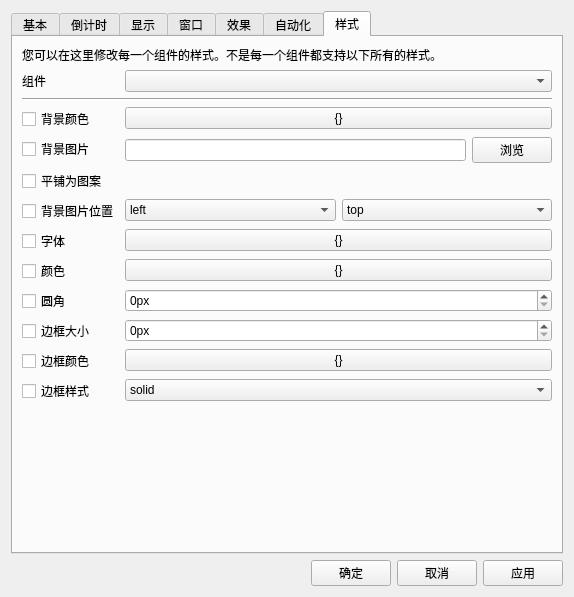
First picture: the form in UISource/profile_config_ui.ui, repository HelloWRC/W-DesktopCountdown, before the edit.
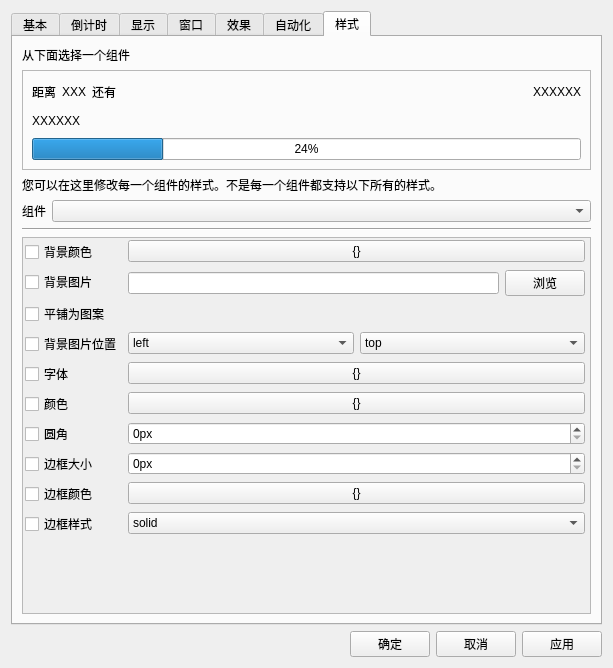
Second picture: the form after the edit. The open tabs and pages were chosen to show the change. Icons and pictures are not drawn.

Commit message: 优化样式界面

Patch:
```diff
--- a/UISource/profile_config_ui.ui
+++ b/UISource/profile_config_ui.ui
@@ -9,8 +9,8 @@
    <rect>
     <x>0</x>
     <y>0</y>
-    <width>574</width>
-    <height>597</height>
+    <width>613</width>
+    <height>668</height>
    </rect>
   </property>
   <property name="windowTitle">
@@ -524,28 +524,162 @@
        <string>样式</string>
       </attribute>
       <layout class="QFormLayout" name="formLayout_2">
-       <item row="0" column="0" colspan="2">
+       <item row="1" column="0" colspan="2">
+        <widget class="QLabel" name="label_5">
+         <property name="text">
+          <string>从下面选择一个组件</string>
+         </property>
+        </widget>
+       </item>
+       <item row="2" column="0" colspan="2">
+        <widget class="QFrame" name="style_preview">
+         <property name="minimumSize">
+          <size>
+           <width>0</width>
+           <height>100</height>
+          </size>
+         </property>
+         <property name="frameShape">
+          <enum>QFrame::StyledPanel</enum>
+         </property>
+         <property name="frameShadow">
+          <enum>QFrame::Raised</enum>
+         </property>
+         <layout class="QVBoxLayout" name="verticalLayout_5">
+          <property name="spacing">
+           <number>0</number>
+          </property>
+          <property name="leftMargin">
+           <number>0</number>
+          </property>
+          <property name="topMargin">
+           <number>0</number>
+          </property>
+          <property name="rightMargin">
+           <number>0</number>
+          </property>
+          <property name="bottomMargin">
+           <number>0</number>
+          </property>
+          <item>
+           <widget class="QWidget" name="window_bg" native="true">
+            <layout class="QVBoxLayout" name="verticalLayout_4">
+             <item>
+              <layout class="QHBoxLayout" name="hl_description">
+               <item>
+                <widget class="QLabel" name="lb_text1">
+                 <property name="text">
+                  <string>距离</string>
+                 </property>
+                </widget>
+               </item>
+               <item>
+                <widget class="QLabel" name="lb_event">
+                 <property name="text">
+                  <string>XXX</string>
+                 </property>
+                </widget>
+               </item>
+               <item>
+                <widget class="QLabel" name="lb_text2">
+                 <property name="text">
+                  <string>还有</string>
+                 </property>
+                </widget>
+               </item>
+               <item>
+                <spacer name="horizontalSpacer_5">
+                 <property name="orientation">
+                  <enum>Qt::Horizontal</enum>
+                 </property>
+                 <property name="sizeHint" stdset="0">
+                  <size>
+                   <width>40</width>
+                   <height>20</height>
+                  </size>
+                 </property>
+                </spacer>
+               </item>
+               <item>
+                <widget class="QLabel" name="lb_targetddate">
+                 <property name="text">
+                  <string>XXXXXX</string>
+                 </property>
+                 <property name="alignment">
+                  <set>Qt::AlignRight|Qt::AlignTrailing|Qt::AlignVCenter</set>
+                 </property>
+                </widget>
+               </item>
+              </layout>
+             </item>
+             <item>
+              <layout class="QHBoxLayout" name="horizontalLayout_5">
+               <item>
+                <widget class="QLabel" name="lb_CountDown">
+                 <property name="styleSheet">
+                  <string notr="true"/>
+                 </property>
+                 <property name="text">
+                  <string>XXXXXX</string>
+                 </property>
+                </widget>
+               </item>
+               <item>
+                <spacer name="horizontalSpacer_6">
+                 <property name="orientation">
+                  <enum>Qt::Horizontal</enum>
+                 </property>
+                 <property name="sizeHint" stdset="0">
+                  <size>
+                   <width>40</width>
+                   <height>20</height>
+                  </size>
+                 </property>
+                </spacer>
+               </item>
+              </layout>
+             </item>
+             <item>
+              <widget class="QProgressBar" name="progressBar">
+               <property name="value">
+                <number>24</number>
+               </property>
+               <property name="textVisible">
+                <bool>true</bool>
+               </property>
+               <property name="invertedAppearance">
+                <bool>false</bool>
+               </property>
+              </widget>
+             </item>
+            </layout>
+           </widget>
+          </item>
+         </layout>
+        </widget>
+       </item>
+       <item row="3" column="0" colspan="2">
         <widget class="QLabel" name="lb_description">
          <property name="text">
           <string>您可以在这里修改每一个组件的样式。不是每一个组件都支持以下所有的样式。</string>
          </property>
         </widget>
        </item>
-       <item row="1" column="0">
+       <item row="5" column="0">
         <widget class="QLabel" name="lb_widgets">
          <property name="text">
           <string>组件</string>
          </property>
         </widget>
        </item>
-       <item row="1" column="1">
+       <item row="5" column="1">
         <widget class="QComboBox" name="cb_widgets">
          <property name="styleSheet">
           <string notr="true"/>
          </property>
         </widget>
        </item>
-       <item row="4" column="0" colspan="2">
+       <item row="8" column="0" colspan="2">
         <widget class="Line" name="line">
          <property name="minimumSize">
           <size>
@@ -558,14 +692,55 @@
          </property>
         </widget>
        </item>
-       <item row="6" column="1">
+       <item row="10" column="0" colspan="2">
+        <widget class="QScrollArea" name="scrollArea">
+         <property name="widgetResizable">
+          <bool>true</bool>
+         </property>
+         <widget class="QWidget" name="scrollAreaWidgetContents">
+          <property name="geometry">
+           <rect>
+            <x>0</x>
+            <y>0</y>
+            <width>546</width>
+            <height>354</height>
+           </rect>
+          </property>
+          <layout class="QFormLayout" name="formLayout_5">
+           <property name="leftMargin">
+            <number>2</number>
+           </property>
+           <property name="topMargin">
+            <number>2</number>
+           </property>
+           <property name="rightMargin">
+            <number>5</number>
+           </property>
+           <property name="bottomMargin">
+            <number>2</number>
+           </property>
+           <item row="0" column="0">
+            <widget class="QCheckBox" name="lb_bgcolor">
+             <property name="text">
+              <string>背景颜色</string>
+             </property>
+            </widget>
+           </item>
+           <item row="0" column="1">
         <widget class="QPushButton" name="btn_bgcolor">
          <property name="text">
           <string>{}</string>
          </property>
         </widget>
        </item>
-       <item row="7" column="1">
+           <item row="1" column="0">
+            <widget class="QCheckBox" name="lb_bgpic">
+             <property name="text">
+              <string>背景图片</string>
+             </property>
+            </widget>
+           </item>
+           <item row="1" column="1">
         <layout class="QHBoxLayout" name="horizontalLayout">
          <item>
           <widget class="QLineEdit" name="le_bgpic">
@@ -583,101 +758,143 @@
          </item>
         </layout>
        </item>
-       <item row="8" column="0" colspan="2">
+           <item row="2" column="0" colspan="2">
         <widget class="QCheckBox" name="cb_clip_bg">
          <property name="text">
           <string>平铺为图案</string>
          </property>
         </widget>
        </item>
-       <item row="11" column="1">
-        <widget class="QPushButton" name="btn_font">
+           <item row="3" column="0">
+            <widget class="QCheckBox" name="lb_bgpos">
          <property name="text">
-          <string>{}</string>
+              <string>背景图片位置</string>
          </property>
         </widget>
        </item>
-       <item row="12" column="1">
-        <widget class="QPushButton" name="btn_color">
+           <item row="3" column="1">
+            <layout class="QHBoxLayout" name="horizontalLayout_2">
+             <item>
+              <widget class="QComboBox" name="cb_bgpos1">
+               <item>
          <property name="text">
-          <string>{}</string>
-         </property>
-        </widget>
-       </item>
-       <item row="13" column="1">
-        <widget class="QSpinBox" name="sb_radius">
-         <property name="suffix">
-          <string>px</string>
-         </property>
-         <property name="maximum">
-          <number>256</number>
-         </property>
-        </widget>
-       </item>
-       <item row="6" column="0">
-        <widget class="QCheckBox" name="lb_bgcolor">
+                 <string>left</string>
+                </property>
+               </item>
+               <item>
+                <property name="text">
+                 <string>center</string>
+                </property>
+               </item>
+               <item>
+                <property name="text">
+                 <string>right</string>
+                </property>
+               </item>
+              </widget>
+             </item>
+             <item>
+              <widget class="QComboBox" name="cb_bgpos2">
+               <item>
          <property name="text">
-          <string>背景颜色</string>
-         </property>
-        </widget>
-       </item>
-       <item row="7" column="0">
-        <widget class="QCheckBox" name="lb_bgpic">
+                 <string>top</string>
+                </property>
+               </item>
+               <item>
          <property name="text">
-          <string>背景图片</string>
-         </property>
-        </widget>
-       </item>
-       <item row="11" column="0">
+                 <string>center</string>
+                </property>
+               </item>
+               <item>
+                <property name="text">
+                 <string>bottom</string>
+                </property>
+               </item>
+              </widget>
+             </item>
+            </layout>
+           </item>
+           <item row="4" column="0">
         <widget class="QCheckBox" name="lb_font">
          <property name="text">
           <string>字体</string>
          </property>
         </widget>
        </item>
-       <item row="12" column="0">
+           <item row="4" column="1">
+            <widget class="QPushButton" name="btn_font">
+             <property name="text">
+              <string>{}</string>
+             </property>
+            </widget>
+           </item>
+           <item row="5" column="0">
         <widget class="QCheckBox" name="lb_color">
          <property name="text">
           <string>颜色</string>
          </property>
         </widget>
        </item>
-       <item row="13" column="0">
+           <item row="5" column="1">
+            <widget class="QPushButton" name="btn_color">
+             <property name="text">
+              <string>{}</string>
+             </property>
+            </widget>
+           </item>
+           <item row="6" column="0">
         <widget class="QCheckBox" name="lb_radius">
          <property name="text">
           <string>圆角</string>
          </property>
         </widget>
        </item>
-       <item row="14" column="0">
+           <item row="6" column="1">
+            <widget class="QSpinBox" name="sb_radius">
+             <property name="suffix">
+              <string>px</string>
+             </property>
+             <property name="maximum">
+              <number>256</number>
+             </property>
+            </widget>
+           </item>
+           <item row="7" column="0">
         <widget class="QCheckBox" name="lb_border_size">
          <property name="text">
           <string>边框大小</string>
          </property>
         </widget>
        </item>
-       <item row="16" column="0">
+           <item row="7" column="1">
+            <widget class="QSpinBox" name="sb_bordersize">
+             <property name="suffix">
+              <string>px</string>
+             </property>
+            </widget>
+           </item>
+           <item row="8" column="0">
         <widget class="QCheckBox" name="lb_border_color">
          <property name="text">
           <string>边框颜色</string>
          </property>
         </widget>
        </item>
-       <item row="17" column="0">
+           <item row="8" column="1">
+            <widget class="QPushButton" name="btn_bordercolor">
+             <property name="text">
+              <string>{}</string>
+             </property>
+            </widget>
+           </item>
+           <item row="9" column="0">
         <widget class="QCheckBox" name="lb_border_style">
          <property name="text">
           <string>边框样式</string>
          </property>
         </widget>
        </item>
-       <item row="14" column="1">
-        <widget class="QSpinBox" name="sb_bordersize">
-         <property name="suffix">
-          <string>px</string>
-         </property>
-        </widget>
-       </item>
-       <item row="17" column="1">
+           <item row="9" column="1">
         <widget class="QComboBox" name="cb_border_style">
          <item>
           <property name="text">
@@ -716,60 +933,8 @@
          </item>
         </widget>
        </item>
-       <item row="16" column="1">
-        <widget class="QPushButton" name="btn_bordercolor">
-         <property name="text">
-          <string>{}</string>
-         </property>
-        </widget>
-       </item>
-       <item row="9" column="1">
-        <layout class="QHBoxLayout" name="horizontalLayout_2">
-         <item>
-          <widget class="QComboBox" name="cb_bgpos1">
-           <item>
-            <property name="text">
-             <string>left</string>
-            </property>
-           </item>
-           <item>
-            <property name="text">
-             <string>center</string>
-            </property>
-           </item>
-           <item>
-            <property name="text">
-             <string>right</string>
-            </property>
-           </item>
-          </widget>
-         </item>
-         <item>
-          <widget class="QComboBox" name="cb_bgpos2">
-           <item>
-            <property name="text">
-             <string>top</string>
-            </property>
-           </item>
-           <item>
-            <property name="text">
-             <string>center</string>
-            </property>
-           </item>
-           <item>
-            <property name="text">
-             <string>bottom</string>
-            </property>
-           </item>
-          </widget>
-         </item>
-        </layout>
-       </item>
-       <item row="9" column="0">
-        <widget class="QCheckBox" name="lb_bgpos">
-         <property name="text">
-          <string>背景图片位置</string>
-         </property>
+          </layout>
+         </widget>
         </widget>
        </item>
       </layout>
```
Lines whose indentation alone changed are shown as unchanged. The commit also changes 3 other files.
